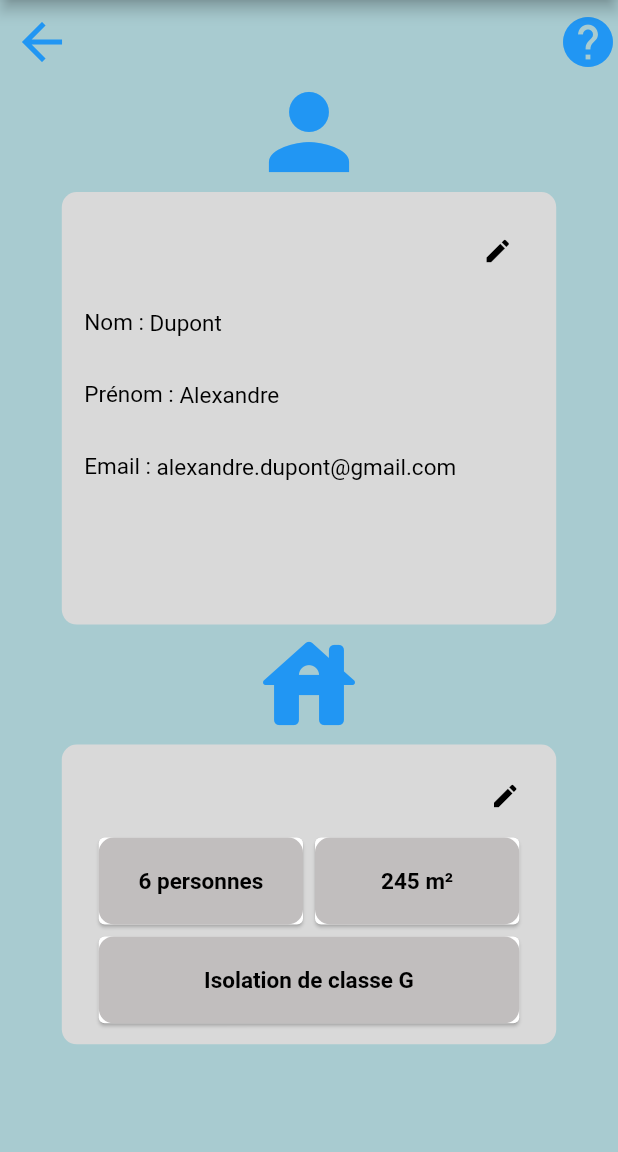
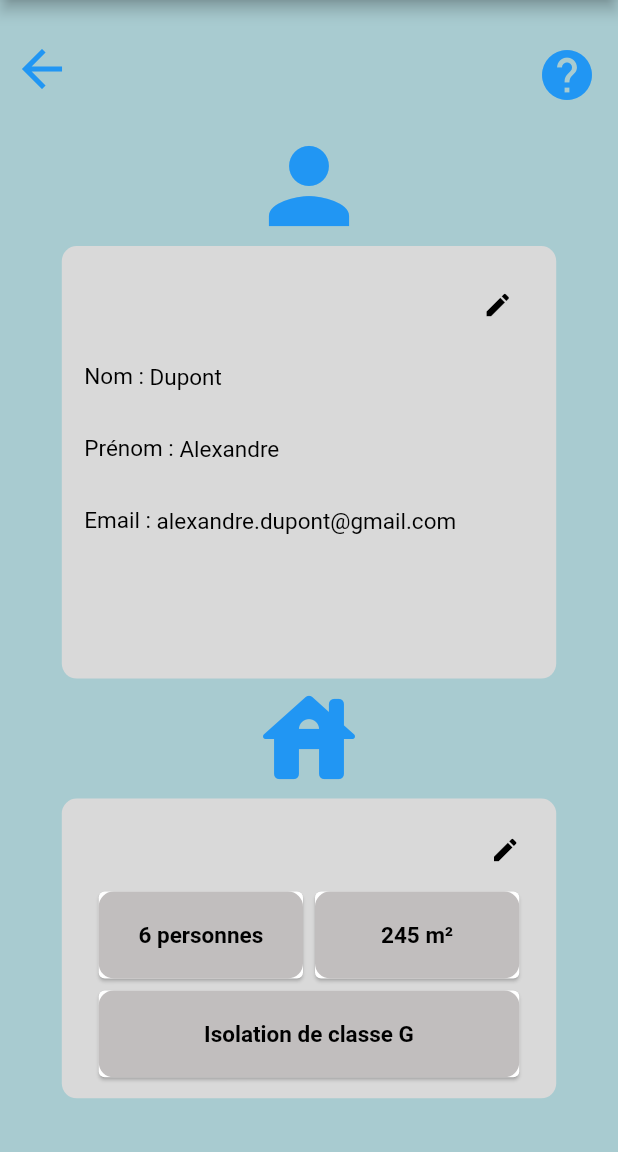
Before and after one commit to Dopey990/GreenBoost, a Flutter app: the SettingsProfilePage screen opened directly, on a phone screen of 412 x 824 dp, the part 84-1236 px from its top. Run offline on Flutter 3.47's test engine with Material 2 defaults, Android fonts, the phone set to English and light mode, and no system bars; our stand-ins replace fl_chart, lite_rolling_switch; missing offline and left inert: flutter_titled_container.

Commit message:
SettingProfil Padding

```diff
--- a/mobile/lib/settingsProfilePage.dart
+++ b/mobile/lib/settingsProfilePage.dart
@@ -51,6 +51,7 @@ class _SettingsProfilePageState extends State<SettingsProfilePage> {
                       );
                   },
                   icon: const Icon(Icons.help, color: Colors.blue, size: 40),
+                  padding: EdgeInsets.all(30)
                 ),
               ],
             ),
```
